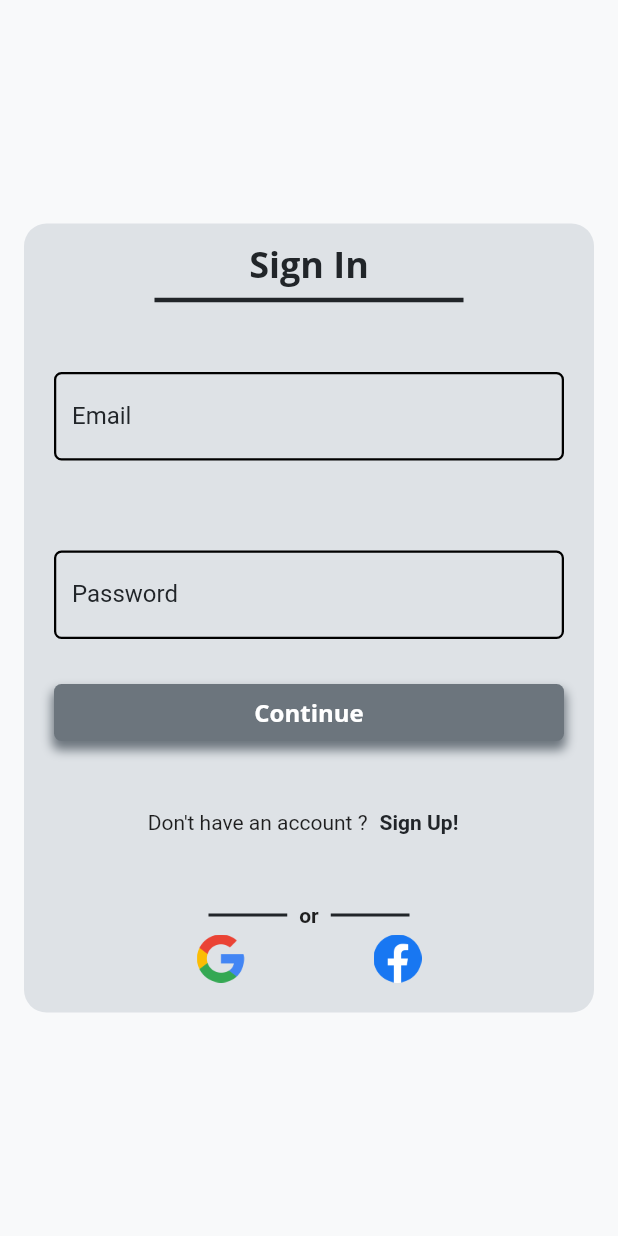
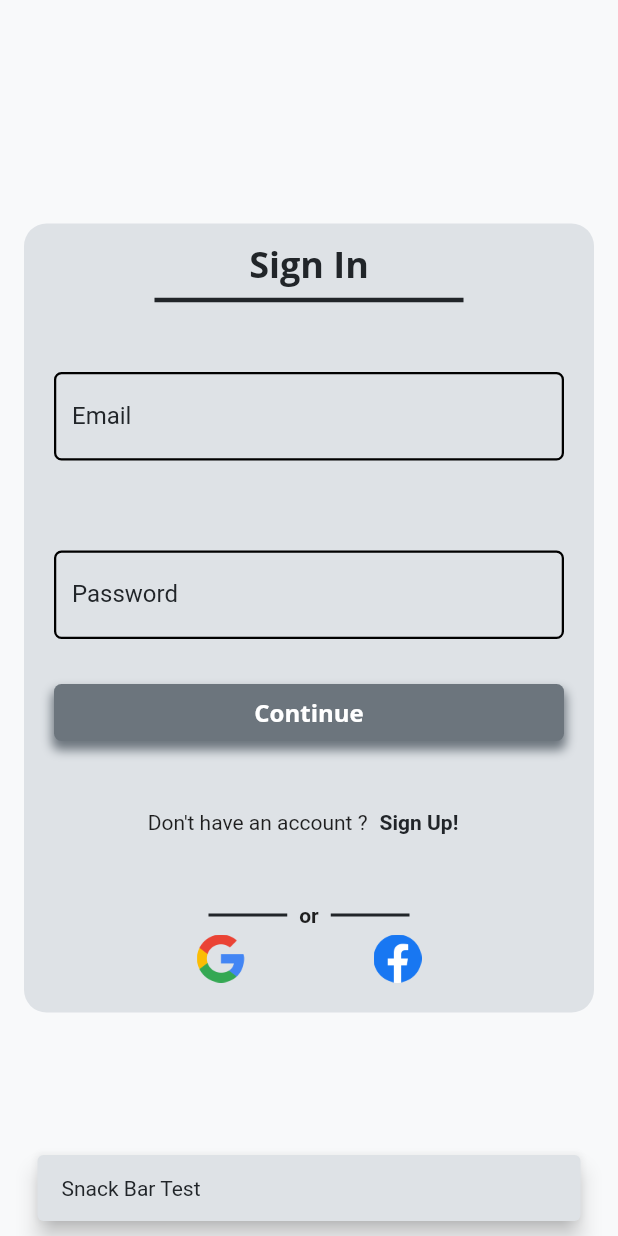
Before and after one commit to m-emrec/Gym-Rat, a Flutter app: the screen it shows after launch, after a tap on "Continue", on a phone screen of 412 x 824 dp. Run offline on Flutter 3.47's test engine with Material 2 defaults, Android fonts, the phone set to English and light mode, and no system bars; our stand-ins replace firebase_auth, firebase_core, google_fonts; accounts and stored records are empty.

```diff
--- a/lib/constants.dart
+++ b/lib/constants.dart
@@ -1,5 +1,7 @@
 import 'package:flutter/material.dart';
 import 'package:google_fonts/google_fonts.dart';
+
+
 
 class AppColors {
   static const Color kButtonColor = Color(0xFF6C757D);
--- a/lib/screens/auth_page.dart
+++ b/lib/screens/auth_page.dart
@@ -17,7 +17,7 @@ class AuthPage extends StatelessWidget {
         stream: FirebaseAuth.instance.authStateChanges(),
         builder: (context, snapshot) {
           if (snapshot.hasData) {
-            logger.i("User logged in");
+            logger.i(snapshot.data);
             return WorkoutsMainPage();
           } else {
             logger.e("Not Logged in");
@@ -25,6 +25,7 @@ class AuthPage extends StatelessWidget {
           }
         },
       ),
+
     );
   }
 }
--- a/lib/screens/login_page_screen.dart
+++ b/lib/screens/login_page_screen.dart
@@ -3,6 +3,7 @@ import 'package:flutter/material.dart';
 import 'package:gym_rat_v2/constants.dart';
 import 'package:gym_rat_v2/logger.dart';
 import 'package:gym_rat_v2/screens/sign_up_page.dart';
+import 'package:gym_rat_v2/utils/customSnackBar.dart';
 import 'package:gym_rat_v2/utils/customTitle.dart';
 
 import '../utils/custom_buton.dart';
@@ -13,8 +14,10 @@ class LoginPage extends StatelessWidget {
 
   static const routeName = "login-page";
 
-  void signInUSer() {
+  void signInUSer(BuildContext ctx) {
     // logger.i("Email : ${passWordController.text}");
+    final snack = customSnackBar(message: "Snack Bar Test").createSnackBar();
+    ScaffoldMessenger.of(ctx).showSnackBar(snack);
   }
 
   final TextEditingController emailController = TextEditingController();
@@ -86,6 +89,7 @@ class LoginPage extends StatelessWidget {
         ],
       ),
     );
+    //final snackBar = ModalRoute.of(context)?.settings.arguments as SnackBar;
 
     var signUpText = Padding(
       padding: const EdgeInsets.symmetric(vertical: 30.0),
@@ -108,6 +112,7 @@ class LoginPage extends StatelessWidget {
         ],
       ),
     );
+    //ScaffoldMessenger.of(context).showSnackBar(snackBar);
     return Scaffold(
       backgroundColor: AppColors.kSignInPagebgColor,
       body: Center(
@@ -142,7 +147,7 @@ class LoginPage extends StatelessWidget {
                 ),
                 // Continue Button
                 CustomButton(
-                  onTap: signInUSer,
+                  onTap: ()=> signInUSer(context),
                   text: "Continue",
                 ),
                 // Don't have an Account ? Sign Up(Text button)
--- a/lib/utils/appBar.dart
+++ b/lib/utils/appBar.dart
@@ -1,3 +1,4 @@
+import 'package:firebase_auth/firebase_auth.dart';
 import 'package:flutter/material.dart';
 import 'package:gym_rat_v2/constants.dart';
 
@@ -28,6 +29,7 @@ class CustomAppBar extends StatelessWidget {
         actions: [
           //* Profile button
           GestureDetector(
+            onTap: ()=>FirebaseAuth.instance.signOut(),
             child: Image.asset(
               filterQuality: FilterQuality.high,
               "lib/assets/images/user_icon.webp",
--- /dev/null
+++ b/lib/utils/customSnackBar.dart
@@ -0,0 +1,22 @@
+import 'package:flutter/material.dart';
+import 'package:gym_rat_v2/constants.dart';
+
+class customSnackBar {
+  final String message;
+
+  SnackBar createSnackBar() {
+    return SnackBar(
+      content: Text(
+        message,
+        style: const TextStyle(color: AppColors.kTextColor),
+      ),
+      behavior: SnackBarBehavior.floating,
+      backgroundColor: AppColors.kPrimary,
+      margin: const EdgeInsets.fromLTRB(25.0, 5.0, 25.0, 10.0),
+    );
+  }
+
+  customSnackBar({
+    required this.message,
+  });
+}
--- a/lib/utils/custom_buton.dart
+++ b/lib/utils/custom_buton.dart
@@ -13,11 +13,7 @@ class CustomButton extends StatelessWidget {
   final VoidCallback onTap;
   @override
   Widget build(BuildContext context) {
-    return GestureDetector(
-      onTap: onTap,
-      child: Container(
-        // height: 30,
-        padding: const EdgeInsets.symmetric(vertical: 8.0),
+    return Container(
       decoration: BoxDecoration(
         color: AppColors.kButtonColor,
         borderRadius: BorderRadius.circular(5),
@@ -27,16 +23,31 @@ class CustomButton extends StatelessWidget {
               offset: Offset(0, 5),
               spreadRadius: 1,
               blurRadius: 5)
-            ]),
+        ],
+      ),
       width: double.infinity,
       margin: const EdgeInsets.symmetric(horizontal: 20),
       alignment: Alignment.center,
+      child: Material(
+        color: Colors.transparent,
+        child: SizedBox(
+          width: double.infinity,
+          child: InkWell(
+            borderRadius: BorderRadius.circular(5),
+            splashColor: Colors.white54, //AppColors.kButtonColor,
+            onTap: onTap,
+            child: Padding(
+              padding: const EdgeInsets.symmetric(vertical: 8.0),
               child: Text(
                 text,
                 style: Theme.of(context).textTheme.bodySmall?.copyWith(
                       fontWeight: FontWeight.bold,
                       color: Colors.white,
                     ),
+                textAlign: TextAlign.center,
+              ),
+            ),
+          ),
         ),
       ),
     );
```
Also changed, not shown: lib/screens/sign_up_page.dart (+47 -4 lines). Lines whose indentation alone changed are shown as unchanged.
